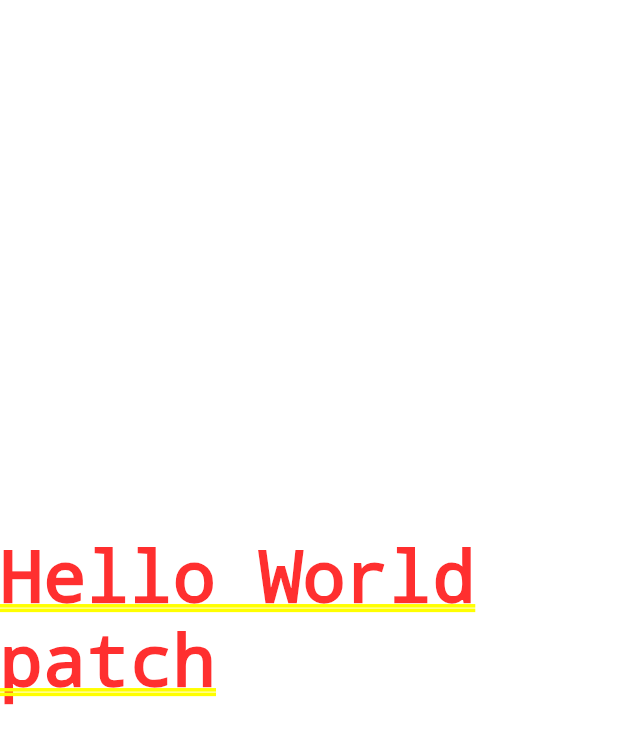
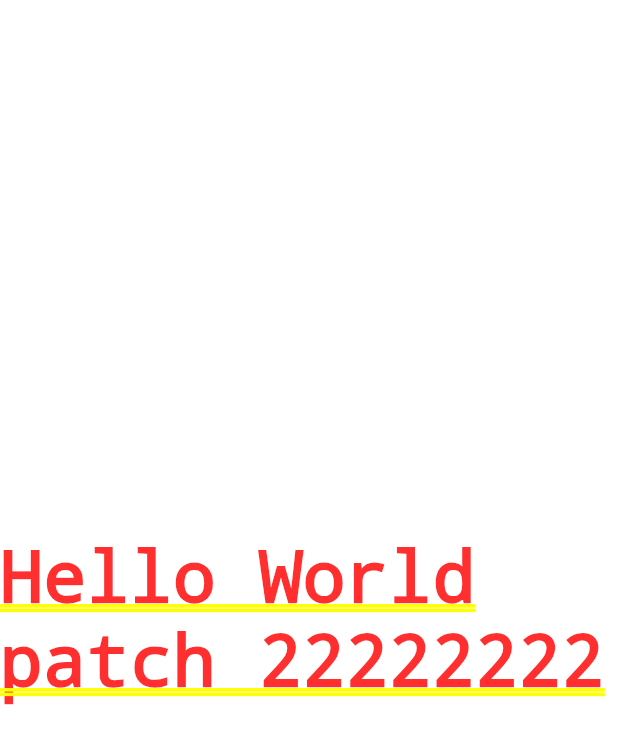
Before and after one commit to bingningO/flutter-shorebird-test, a Flutter app: the screen it shows after launch, on a phone screen of 412 x 824 dp. Shown: the top 744 px of the screen. Run offline on Flutter 3.47's test engine with Material 3 defaults, Android fonts, the phone set to English and light mode, and no system bars; missing offline and left inert: shorebird_code_push.

Commit message:
new patch 2

```diff
--- a/lib/main.dart
+++ b/lib/main.dart
@@ -25,7 +25,7 @@ class MainApp extends StatelessWidget {
         useMaterial3: true,
       ),
       home: Center(
-       child: Text("Hello World patch"),
+       child: Text("Hello World patch 22222222"),
       )
     );
   }
```
